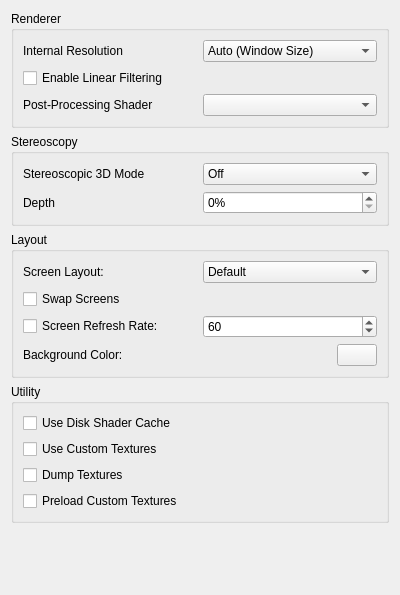
Qt form src/citra_qt/configuration/configure_enhancements.ui (ghostallen/citra) before a commit.
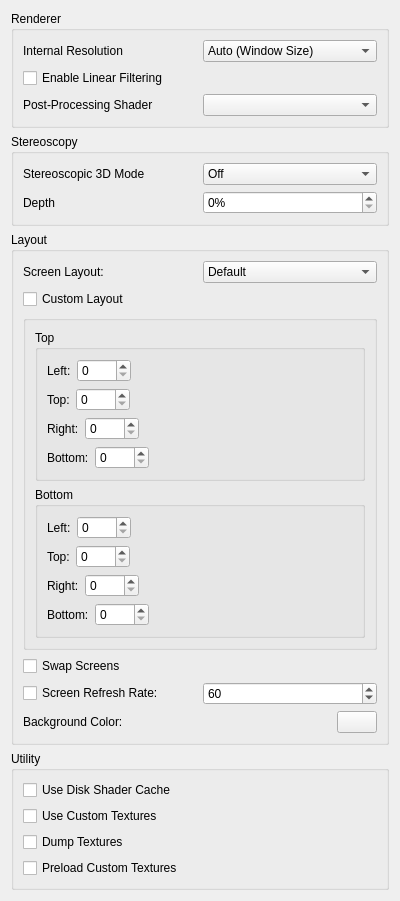
The same form after that commit.

Commit message: vvanelslande's custom screen layout settings

The edit to the form file:
```diff
--- a/src/citra_qt/configuration/configure_enhancements.ui
+++ b/src/citra_qt/configuration/configure_enhancements.ui
@@ -232,6 +232,288 @@
         </item>
        </layout>
       </item>
+      <item>
+       <widget class="QCheckBox" name="custom_layout">
+        <property name="text">
+         <string>Custom Layout</string>
+        </property>
+       </widget>
+      </item>
+      <item>
+       <widget class="QGroupBox" name="custom_layout_group">
+        <property name="title">
+         <string/>
+        </property>
+        <layout class="QVBoxLayout" name="verticalLayout_5">
+         <item>
+          <widget class="QGroupBox" name="custom_top">
+           <property name="title">
+            <string>Top</string>
+           </property>
+           <layout class="QVBoxLayout" name="verticalLayout_8">
+            <item>
+             <layout class="QHBoxLayout" name="horizontalLayout_5">
+              <item>
+               <widget class="QLabel" name="label_6">
+                <property name="text">
+                 <string>Left:</string>
+                </property>
+               </widget>
+              </item>
+              <item>
+               <widget class="QSpinBox" name="custom_top_left">
+                <property name="maximum">
+                 <number>5000</number>
+                </property>
+               </widget>
+              </item>
+              <item>
+               <spacer name="horizontalSpacer">
+                <property name="orientation">
+                 <enum>Qt::Horizontal</enum>
+                </property>
+                <property name="sizeHint" stdset="0">
+                 <size>
+                  <width>40</width>
+                  <height>20</height>
+                 </size>
+                </property>
+               </spacer>
+              </item>
+             </layout>
+            </item>
+            <item>
+             <layout class="QHBoxLayout" name="horizontalLayout_9">
+              <item>
+               <widget class="QLabel" name="label_7">
+                <property name="text">
+                 <string>Top:</string>
+                </property>
+               </widget>
+              </item>
+              <item>
+               <widget class="QSpinBox" name="custom_top_top">
+                <property name="maximum">
+                 <number>5000</number>
+                </property>
+               </widget>
+              </item>
+              <item>
+               <spacer name="horizontalSpacer_2">
+                <property name="orientation">
+                 <enum>Qt::Horizontal</enum>
+                </property>
+                <property name="sizeHint" stdset="0">
+                 <size>
+                  <width>40</width>
+                  <height>20</height>
+                 </size>
+                </property>
+               </spacer>
+              </item>
+             </layout>
+            </item>
+            <item>
+             <layout class="QHBoxLayout" name="horizontalLayout_10">
+              <item>
+               <widget class="QLabel" name="label_8">
+                <property name="text">
+                 <string>Right:</string>
+                </property>
+               </widget>
+              </item>
+              <item>
+               <widget class="QSpinBox" name="custom_top_right">
+                <property name="maximum">
+                 <number>5000</number>
+                </property>
+               </widget>
+              </item>
+              <item>
+               <spacer name="horizontalSpacer_3">
+                <property name="orientation">
+                 <enum>Qt::Horizontal</enum>
+                </property>
+                <property name="sizeHint" stdset="0">
+                 <size>
+                  <width>40</width>
+                  <height>20</height>
+                 </size>
+                </property>
+               </spacer>
+              </item>
+             </layout>
+            </item>
+            <item>
+             <layout class="QHBoxLayout" name="horizontalLayout_11">
+              <item>
+               <widget class="QLabel" name="label_11">
+                <property name="text">
+                 <string>Bottom:</string>
+                </property>
+               </widget>
+              </item>
+              <item>
+               <widget class="QSpinBox" name="custom_top_bottom">
+                <property name="maximum">
+                 <number>5000</number>
+                </property>
+               </widget>
+              </item>
+              <item>
+               <spacer name="horizontalSpacer_4">
+                <property name="orientation">
+                 <enum>Qt::Horizontal</enum>
+                </property>
+                <property name="sizeHint" stdset="0">
+                 <size>
+                  <width>40</width>
+                  <height>20</height>
+                 </size>
+                </property>
+               </spacer>
+              </item>
+             </layout>
+            </item>
+           </layout>
+          </widget>
+         </item>
+         <item>
+          <widget class="QGroupBox" name="custom_bottom">
+           <property name="title">
+            <string>Bottom</string>
+           </property>
+           <layout class="QVBoxLayout" name="verticalLayout_9">
+            <item>
+             <layout class="QHBoxLayout" name="horizontalLayout_12">
+              <item>
+               <widget class="QLabel" name="label_9">
+                <property name="text">
+                 <string>Left:</string>
+                </property>
+               </widget>
+              </item>
+              <item>
+               <widget class="QSpinBox" name="custom_bottom_left">
+                <property name="maximum">
+                 <number>5000</number>
+                </property>
+               </widget>
+              </item>
+              <item>
+               <spacer name="horizontalSpacer_5">
+                <property name="orientation">
+                 <enum>Qt::Horizontal</enum>
+                </property>
+                <property name="sizeHint" stdset="0">
+                 <size>
+                  <width>40</width>
+                  <height>20</height>
+                 </size>
+                </property>
+               </spacer>
+              </item>
+             </layout>
+            </item>
+            <item>
+             <layout class="QHBoxLayout" name="horizontalLayout_13">
+              <item>
+               <widget class="QLabel" name="label_10">
+                <property name="text">
+                 <string>Top:</string>
+                </property>
+               </widget>
+              </item>
+              <item>
+               <widget class="QSpinBox" name="custom_bottom_top">
+                <property name="maximum">
+                 <number>5000</number>
+                </property>
+               </widget>
+              </item>
+              <item>
+               <spacer name="horizontalSpacer_6">
+                <property name="orientation">
+                 <enum>Qt::Horizontal</enum>
+                </property>
+                <property name="sizeHint" stdset="0">
+                 <size>
+                  <width>40</width>
+                  <height>20</height>
+                 </size>
+                </property>
+               </spacer>
+              </item>
+             </layout>
+            </item>
+            <item>
+             <layout class="QHBoxLayout" name="horizontalLayout_14">
+              <item>
+               <widget class="QLabel" name="label_12">
+                <property name="text">
+                 <string>Right:</string>
+                </property>
+               </widget>
+              </item>
+              <item>
+               <widget class="QSpinBox" name="custom_bottom_right">
+                <property name="maximum">
+                 <number>5000</number>
+                </property>
+               </widget>
+              </item>
+              <item>
+               <spacer name="horizontalSpacer_7">
+                <property name="orientation">
+                 <enum>Qt::Horizontal</enum>
+                </property>
+                <property name="sizeHint" stdset="0">
+                 <size>
+                  <width>40</width>
+                  <height>20</height>
+                 </size>
+                </property>
+               </spacer>
+              </item>
+             </layout>
+            </item>
+            <item>
+             <layout class="QHBoxLayout" name="horizontalLayout_15">
+              <item>
+               <widget class="QLabel" name="label_13">
+                <property name="text">
+                 <string>Bottom:</string>
+                </property>
+               </widget>
+              </item>
+              <item>
+               <widget class="QSpinBox" name="custom_bottom_bottom">
+                <property name="maximum">
+                 <number>5000</number>
+                </property>
+               </widget>
+              </item>
+              <item>
+               <spacer name="horizontalSpacer_8">
+                <property name="orientation">
+                 <enum>Qt::Horizontal</enum>
+                </property>
+                <property name="sizeHint" stdset="0">
+                 <size>
+                  <width>40</width>
+                  <height>20</height>
+                 </size>
+                </property>
+               </spacer>
+              </item>
+             </layout>
+            </item>
+           </layout>
+          </widget>
+         </item>
+        </layout>
+       </widget>
+      </item>
       <item>
        <widget class="QCheckBox" name="swap_screen">
         <property name="text">
```
The commit also changes 1 other file.
